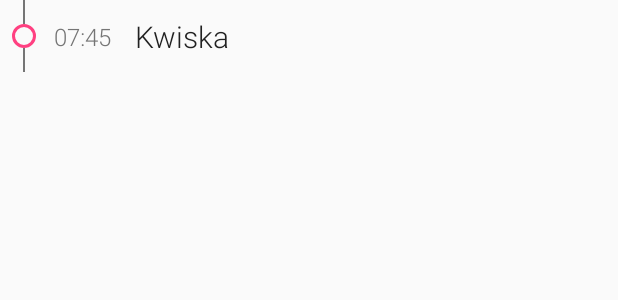
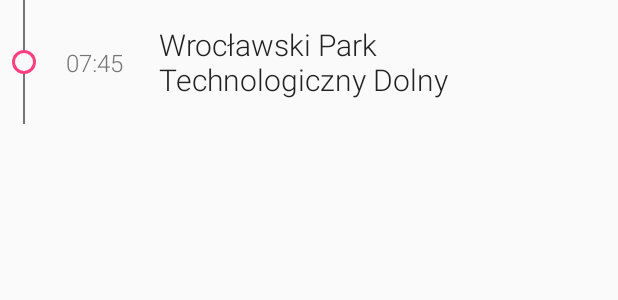
Before and after one commit to frysztak/niebieskie-tramwaje, an Android app: the layout route_timeline_list_item.xml on its own in the app's theme, with its tools: preview values and no code run, on a phone screen of 412 x 824 dp. Shown: the top 300 px of the screen. Run offline under Robolectric (Android 15) with nearby library versions, the phone set to English and light mode, and no system bars.

Commit message:
RouteTimeline: properly handle long stop names

```diff
--- a/app/src/main/res/layout/route_timeline_list_item.xml
+++ b/app/src/main/res/layout/route_timeline_list_item.xml
@@ -3,7 +3,7 @@
     xmlns:app="http://schemas.android.com/apk/res-auto"
     xmlns:tools="http://schemas.android.com/tools"
     android:layout_width="match_parent"
-    android:layout_height="48dp">
+    android:layout_height="wrap_content">
 
     <Space
         android:id="@+id/spacer"
@@ -44,7 +44,7 @@
         android:id="@+id/time.textview"
         android:layout_width="wrap_content"
         android:layout_height="wrap_content"
-        android:layout_margin="8dp"
+        android:layout_margin="16dp"
         android:fontFamily="sans-serif-light"
         android:gravity="center"
         android:paddingEnd="4dp"
@@ -58,18 +58,19 @@
 
     <TextView
         android:id="@+id/stopName.textview"
-        android:layout_width="wrap_content"
+        android:layout_width="0dp"
         android:layout_height="wrap_content"
-        android:layout_margin="8dp"
+        android:layout_margin="16dp"
         android:fontFamily="sans-serif-light"
-        android:gravity="center"
+        android:gravity="center_vertical"
         android:paddingEnd="4dp"
         android:paddingStart="4dp"
         android:textColor="@color/primary_text"
         android:textSize="20dp"
         app:layout_constraintBottom_toBottomOf="parent"
+        app:layout_constraintEnd_toEndOf="parent"
         app:layout_constraintStart_toEndOf="@id/time.textview"
         app:layout_constraintTop_toTopOf="parent"
-        tools:text="Kwiska" />
+        tools:text="Wrocławski Park Technologiczny Dolny" />
 
 </android.support.constraint.ConstraintLayout>
```
